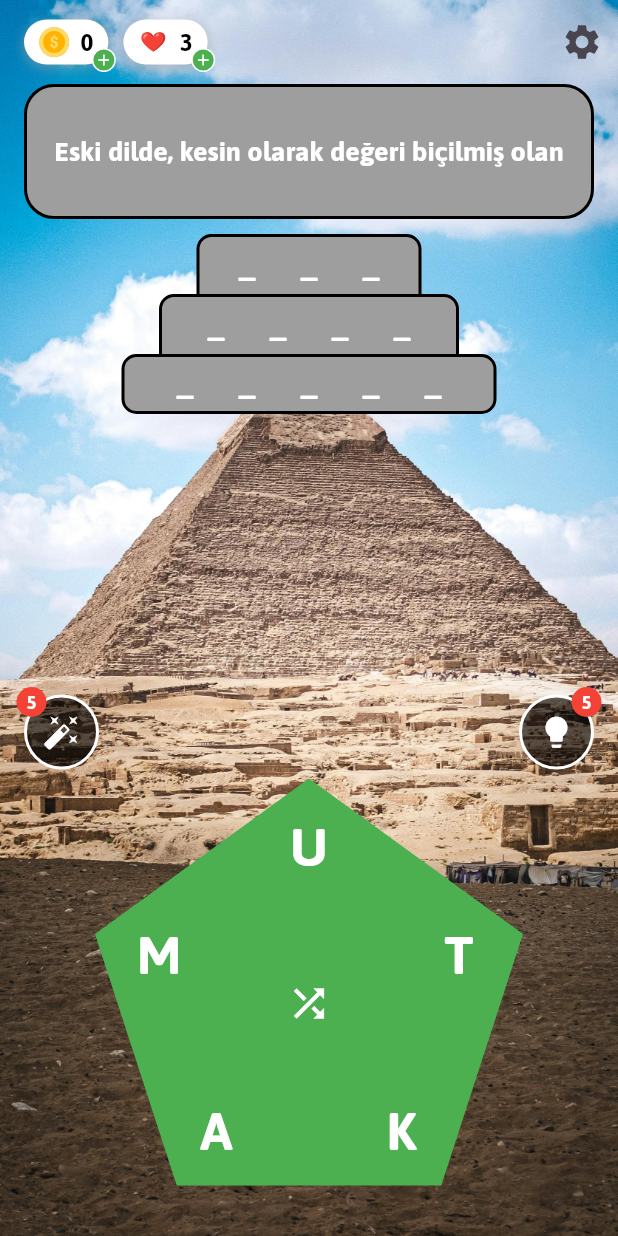
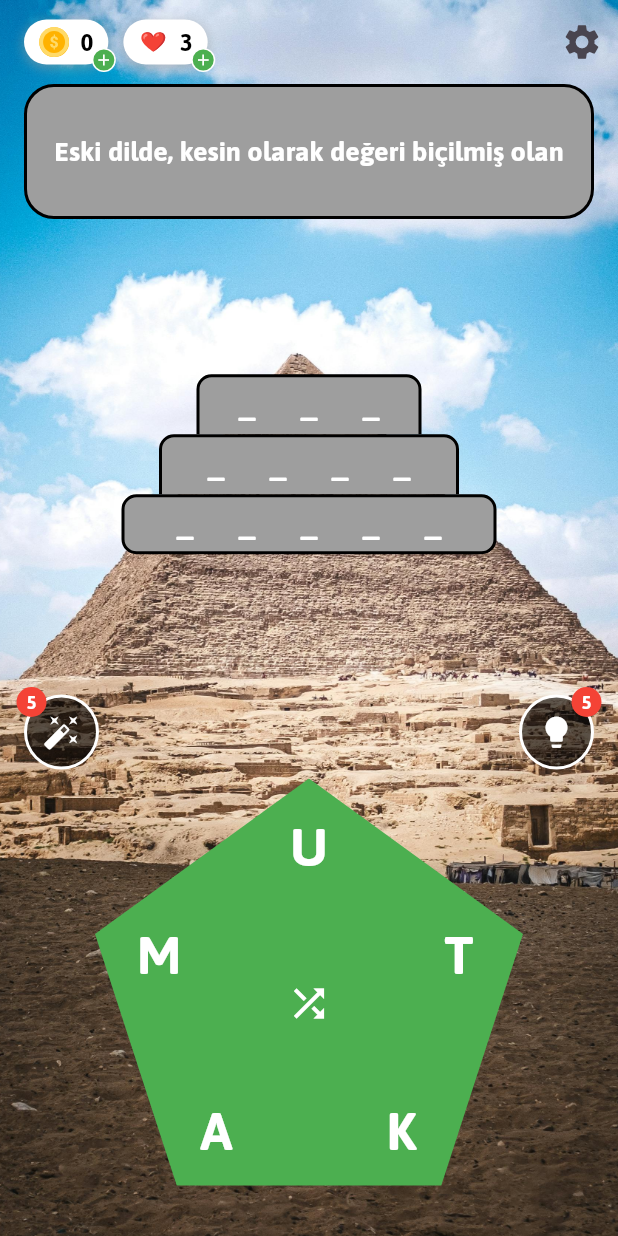
Before and after one commit to islamkirenli/Piramit-Bulmaca, a Flutter app: the PuzzleGame screen opened directly, on a phone screen of 412 x 824 dp. Run offline on Flutter 3.47's test engine with Material 3 defaults, Android fonts, the phone set to English and light mode, and no system bars; drawn by our look-alikes of auto_size_text; our stand-ins replace audioplayers, google_mobile_ads, in_app_purchase, lottie, shared_preferences, video_player; missing offline and left inert: app_tracking_transparency; accounts and stored records are empty; network calls fail.

Commit message:
Puzzle game screen pyramid location fixed.

```diff
--- a/lib/puzzle_game.dart
+++ b/lib/puzzle_game.dart
@@ -157,7 +157,6 @@ class _PuzzleGameState extends State<PuzzleGame> with WidgetsBindingObserver, Ti
       setState(() {
         isDataLoaded = true;
 
-        // *** YENİ *** Reklam gösterecek miyiz?
         shouldShowAds = checkIfShouldShowAds(currentMainSection, currentSubSection);
 
         // Eğer reklam göstermemiz gerekiyorsa Banner ve Interstitial yüklüyoruz.
@@ -297,8 +296,11 @@ class _PuzzleGameState extends State<PuzzleGame> with WidgetsBindingObserver, Ti
                 ),
                 SizedBox(height: 10),
                 Expanded(
+                  child: Center(
                     child: Column(
                       mainAxisSize: MainAxisSize.min,
+                      mainAxisAlignment: MainAxisAlignment.center,
+                      crossAxisAlignment: CrossAxisAlignment.center,
                       children: List.generate(
                         puzzleSections[currentMainSection]![currentSubSection]!.length,
                         (index) {
@@ -393,6 +395,7 @@ class _PuzzleGameState extends State<PuzzleGame> with WidgetsBindingObserver, Ti
                           );
                         },
                       ).reversed.toList(),
+                    ),
                   ),
                 ),
                 // İpucu Butonu
```
Lines whose indentation alone changed are shown as unchanged.
